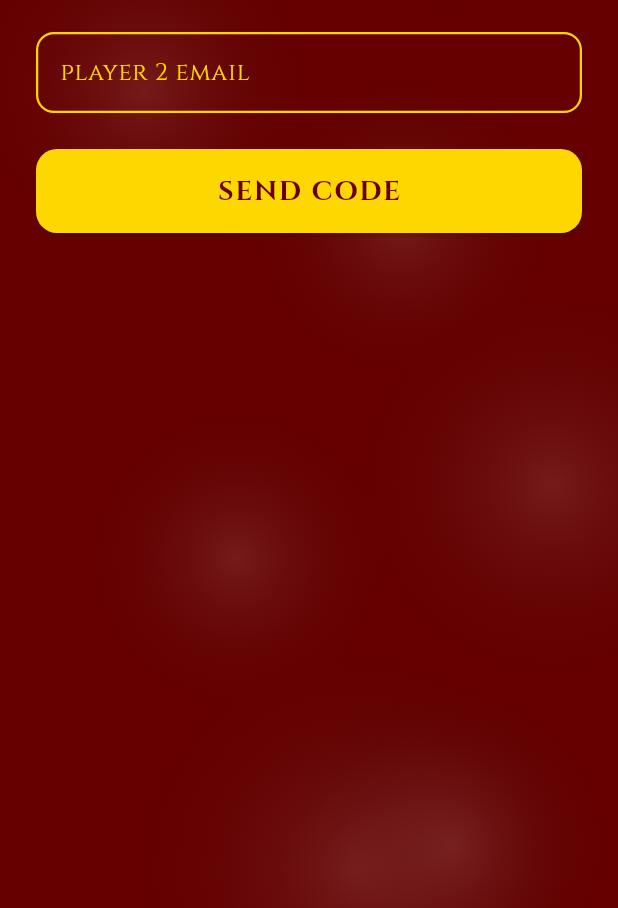
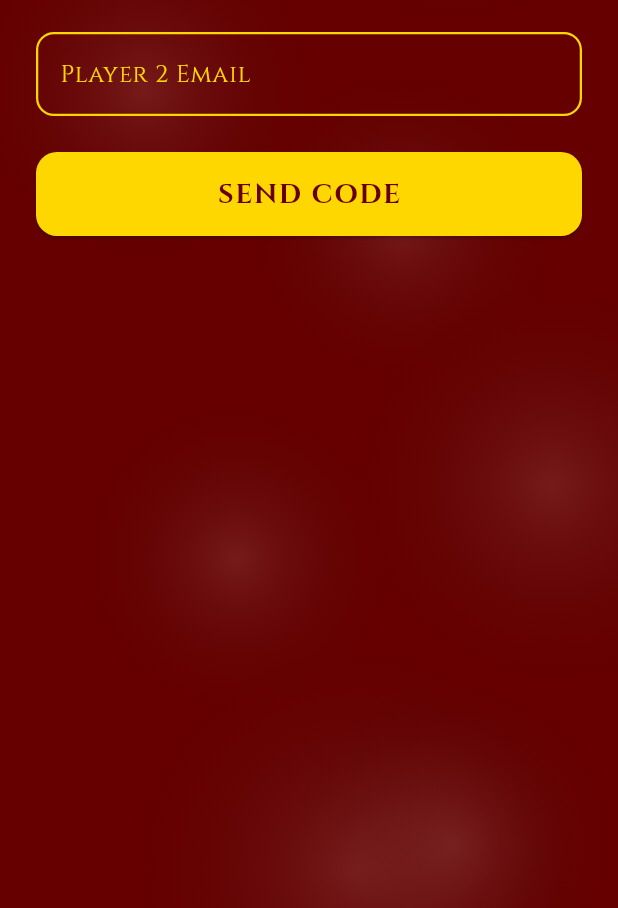
Before and after one commit to wukinnin/fitfusion_app, a Flutter app: the WorkoutSelectMultiplayerScreen screen opened by its route, after a tap on "JUMPING JACKS", on a phone screen of 412 x 824 dp, the part 328-1236 px from its top. Run offline on Flutter 3.47's test engine with Material 3 defaults, Android fonts, the phone set to English and light mode, and no system bars; our stand-ins replace camera, flutter_local_notifications, google_fonts, permission_handler, shared_preferences, supabase_flutter and 1 more; missing offline and left inert: flame, flame_audio, google_mlkit_pose_detection; accounts and stored records are empty.

Commit message:
minor polishing

```diff
--- a/lib/features/screens/play/cooldown_select_screen.dart
+++ b/lib/features/screens/play/cooldown_select_screen.dart
@@ -5,6 +5,7 @@ import '../../../core/enums.dart';
 import '../../../core/theme.dart';
 import '../../../widgets/fitfusion_animated_background.dart';
 import '../../../widgets/user_profile_footer.dart';
+import 'tutorial_popup.dart';
 
 /// Final pre-game screen — cooldown duration slider.
 ///
@@ -50,6 +51,17 @@ class _CooldownSelectScreenState extends State<CooldownSelectScreen> {
   }
 
   void _handleBegin() {
+    // Respect the user's "Show Tutorial at Startup" preference right before
+    // the session begins. The popup itself reads the pref from Supabase and
+    // will no-op (invoking onConfirm directly) if the toggle is off.
+    showWorkoutTutorialIfNeeded(
+      context,
+      onConfirm: _launchGame,
+    );
+  }
+
+  void _launchGame() {
+    if (!mounted) return;
     // TODO(restore-launch): replace this no-op with:
     //   Navigator.pushReplacementNamed(
     //     context,
--- a/lib/features/screens/play/p2_email_screen.dart
+++ b/lib/features/screens/play/p2_email_screen.dart
@@ -1,5 +1,4 @@
 import 'package:flutter/material.dart';
-import 'package:flutter/services.dart';
 import 'package:google_fonts/google_fonts.dart';
 
 import '../../../core/enums.dart';
@@ -173,16 +172,13 @@ class _P2EmailScreenState extends State<P2EmailScreen> {
                       enabled: !_isSending,
                       keyboardType: TextInputType.emailAddress,
                       autocorrect: false,
-                      enableSuggestions: false,
-                      textCapitalization: TextCapitalization.none,
-                      inputFormatters: [_LowercaseTextFormatter()],
-                      style: GoogleFonts.cinzel(
+                      style: const TextStyle(
                         color: AppTheme.creamWhite,
-                        fontSize: 15,
-                        letterSpacing: 0.5,
+                        fontFamily: 'Georgia',
+                        fontSize: 16,
                       ),
                       decoration: InputDecoration(
-                        labelText: 'player 2 email',
+                        labelText: 'Player 2 Email',
                         labelStyle: GoogleFonts.cinzel(
                           color: AppTheme.gold,
                         ),
@@ -282,21 +278,3 @@ class _P2EmailScreenState extends State<P2EmailScreen> {
     );
   }
 }
-
-/// Forces all input to lowercase as the user types — emails are case-
-/// insensitive and Supabase stores them lowercased.
-class _LowercaseTextFormatter extends TextInputFormatter {
-  @override
-  TextEditingValue formatEditUpdate(
-    TextEditingValue oldValue,
-    TextEditingValue newValue,
-  ) {
-    final lower = newValue.text.toLowerCase();
-    if (lower == newValue.text) return newValue;
-    return newValue.copyWith(
-      text: lower,
-      selection: newValue.selection,
-      composing: TextRange.empty,
-    );
-  }
-}
--- a/lib/features/screens/play/workout_select_multiplayer_screen.dart
+++ b/lib/features/screens/play/workout_select_multiplayer_screen.dart
@@ -5,25 +5,19 @@ import '../../../core/enums.dart';
 import '../../../core/theme.dart';
 import '../../../widgets/fitfusion_animated_background.dart';
 import '../../../widgets/user_profile_footer.dart';
-import 'tutorial_popup.dart';
 
 /// Multiplayer workout picker. Currently only Jumping Jacks is supported;
 /// the other two are rendered disabled with a small "MULTIPLAYER ONLY: JJ"
-/// affordance.
+/// affordance. The tutorial popup runs later — at the BEGIN step — so the
+/// flow matches singleplayer.
 class WorkoutSelectMultiplayerScreen extends StatelessWidget {
   const WorkoutSelectMultiplayerScreen({super.key});
 
   void _onJumpingJacksSelected(BuildContext context) {
-    showWorkoutTutorialIfNeeded(
+    Navigator.pushNamed(
       context,
-      onConfirm: () {
-        if (!context.mounted) return;
-        Navigator.pushNamed(
-          context,
-          '/multiplayer/p2-email',
-          arguments: {'workoutType': WorkoutType.jumpingJacks},
-        );
-      },
+      '/multiplayer/p2-email',
+      arguments: {'workoutType': WorkoutType.jumpingJacks},
     );
   }
 
--- a/lib/features/screens/play/workout_select_singleplayer_screen.dart
+++ b/lib/features/screens/play/workout_select_singleplayer_screen.dart
@@ -5,27 +5,20 @@ import '../../../core/enums.dart';
 import '../../../core/theme.dart';
 import '../../../widgets/fitfusion_animated_background.dart';
 import '../../../widgets/user_profile_footer.dart';
-import 'tutorial_popup.dart';
 
 /// Singleplayer workout picker — squats / jumping jacks / side crunches.
-/// Shares the "HOW TO PLAY" bottom-sheet with the multiplayer flow via
-/// [showWorkoutTutorialIfNeeded].
+/// The tutorial popup is deferred to the cooldown screen's BEGIN button so
+/// it shows right before the game session starts.
 class WorkoutSelectSingleplayerScreen extends StatelessWidget {
   const WorkoutSelectSingleplayerScreen({super.key});
 
   void _onWorkoutSelected(BuildContext context, WorkoutType type) {
-    showWorkoutTutorialIfNeeded(
+    Navigator.pushNamed(
       context,
-      onConfirm: () {
-        if (!context.mounted) return;
-        Navigator.pushNamed(
-          context,
-          '/select/cooldown',
-          arguments: {
-            'workoutType': type,
-            'isMultiplayer': false,
-          },
-        );
+      '/select/cooldown',
+      arguments: {
+        'workoutType': type,
+        'isMultiplayer': false,
       },
     );
   }
--- a/lib/services/app_bgm_service.dart
+++ b/lib/services/app_bgm_service.dart
@@ -7,22 +7,19 @@ import 'package:shared_preferences/shared_preferences.dart';
 bool shouldPlayMenuForRoute(String? routeName) {
   if (routeName == null) return false;
 
-  const allowedRoutes = <String>{
-    '/home',
-    '/select',
-    '/select/mode',
-    '/select/workout/singleplayer',
-    '/select/workout/multiplayer',
-    '/select/cooldown',
-    '/multiplayer/p2-email',
-    '/leaderboard',
-    '/stats',
-    '/achievements',
-    '/settings',
+  // Menu BGM plays everywhere the player spends time in menus — including
+  // the "deeper" auth screens (verify / forgot / reset password). The only
+  // screens that should stay silent are the cold-start entry points and
+  // the game proper itself.
+  const silentRoutes = <String>{
+    '/', // Splash
+    '/auth', // Welcome / auth landing
+    '/auth/login',
+    '/auth/signup',
+    '/game', // Game proper owns its own soundtrack.
   };
 
-  return allowedRoutes.contains(routeName) ||
-      routeName.startsWith('/settings/');
+  return !silentRoutes.contains(routeName);
 }
 
 class AppBgmRouteObserver extends NavigatorObserver {
```
